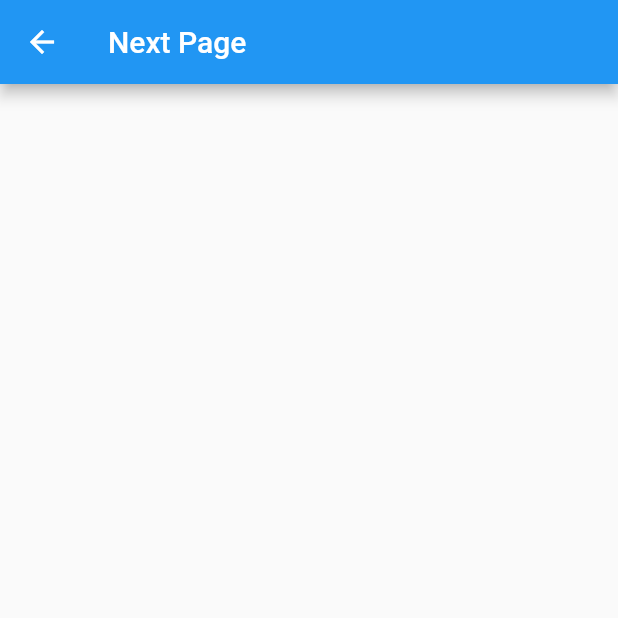
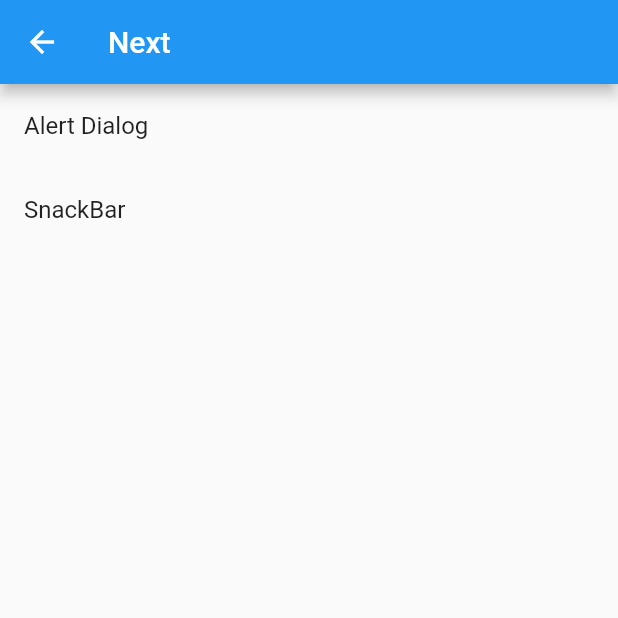
Before and after one commit to keyber-inc/flutter_sample_riverpod_dialog, a Flutter app: the screen it shows after launch, after a tap on "Navigation", on a phone screen of 412 x 824 dp, the top half of it. Run offline on Flutter 3.47's test engine with Material 2 defaults, Android fonts, the light colour scheme and no system bars; our stand-ins replace hooks_riverpod, riverpod.

Commit message:
ScaffoldMessengerState用のGlobalKeyをMaterialAppに突っ込むことで、いちいちScaffoldのkeyを突っ込む必要がなくなる

```diff
--- a/lib/main.dart
+++ b/lib/main.dart
@@ -4,6 +4,9 @@
 
 final navigatorKeyProvider = Provider(
   (_) => GlobalKey<NavigatorState>(),
+);
+final rootScaffoldMessengerKeyProvider = Provider(
+  (_) => GlobalKey<ScaffoldMessengerState>(),
 );
 
 void main() {
@@ -21,6 +24,7 @@
   Widget build(BuildContext context, WidgetRef ref) {
     return MaterialApp(
       navigatorKey: ref.read(navigatorKeyProvider),
+      scaffoldMessengerKey: ref.read(rootScaffoldMessengerKeyProvider),
       home: const Home(),
     );
   }
@@ -33,7 +37,6 @@
   Widget build(BuildContext context, WidgetRef ref) {
     final model = ref.read(modelProvider);
     return Scaffold(
-      key: model.scaffoldKey,
       appBar: AppBar(
         title: const Text('Sample'),
       ),
@@ -58,34 +61,29 @@
 }
 
 final modelProvider = ChangeNotifierProvider(
-  (ref) => Model(
-    navigatorKey: ref.read(navigatorKeyProvider),
-  ),
+  (ref) => Model(ref.read),
 );
 
 class Model with ChangeNotifier {
-  Model({
-    required this.navigatorKey,
-  });
+  Model(this._reader)
+      : navigatorKey = _reader(navigatorKeyProvider),
+        scaffoldMessengerKey = _reader(rootScaffoldMessengerKeyProvider);
 
+  final Reader _reader;
   final GlobalKey<NavigatorState> navigatorKey;
-  final GlobalKey<ScaffoldState> scaffoldKey = GlobalKey<ScaffoldState>();
+  final GlobalKey<ScaffoldMessengerState> scaffoldMessengerKey;
 
   void push() {
     Navigator.of(navigatorKey.currentContext!).push(
       MaterialPageRoute(
-        builder: (context) => Scaffold(
-          appBar: AppBar(
-            title: const Text('Next Page'),
-          ),
-        ),
+        builder: (context) => const Next(),
       ),
     );
   }
 
   void showAlertDialog() {
     showDialog(
-      context: scaffoldKey.currentContext!,
+      context: navigatorKey.currentContext!,
       builder: (context) => const AlertDialog(
         title: Text('Alert Dialog'),
       ),
@@ -93,10 +91,36 @@
   }
 
   void showSnackBar() {
-    ScaffoldMessenger.of(scaffoldKey.currentContext!).showSnackBar(
+    scaffoldMessengerKey.currentState!.showSnackBar(
       const SnackBar(
         content: Text('SnackBar'),
       ),
     );
   }
 }
+
+class Next extends ConsumerWidget {
+  const Next({Key? key}) : super(key: key);
+
+  @override
+  Widget build(BuildContext context, WidgetRef ref) {
+    final model = ref.read(modelProvider);
+    return Scaffold(
+      appBar: AppBar(
+        title: const Text('Next'),
+      ),
+      body: ListView(
+        children: [
+          ListTile(
+            title: const Text('Alert Dialog'),
+            onTap: model.showAlertDialog,
+          ),
+          ListTile(
+            title: const Text('SnackBar'),
+            onTap: model.showSnackBar,
+          ),
+        ],
+      ),
+    );
+  }
+}
```
